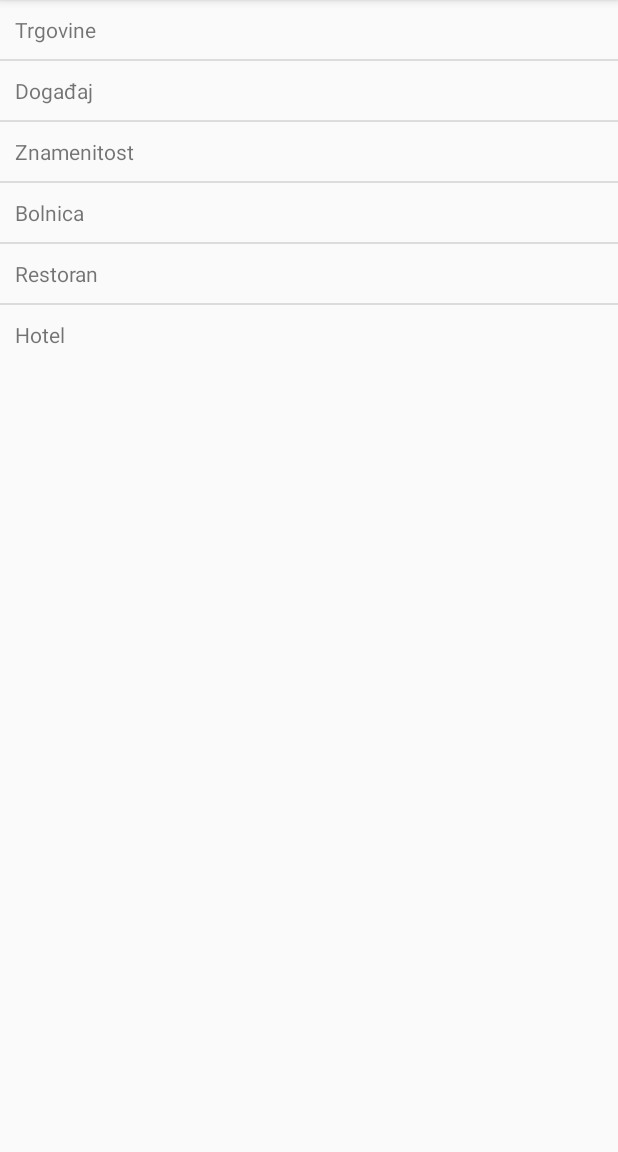
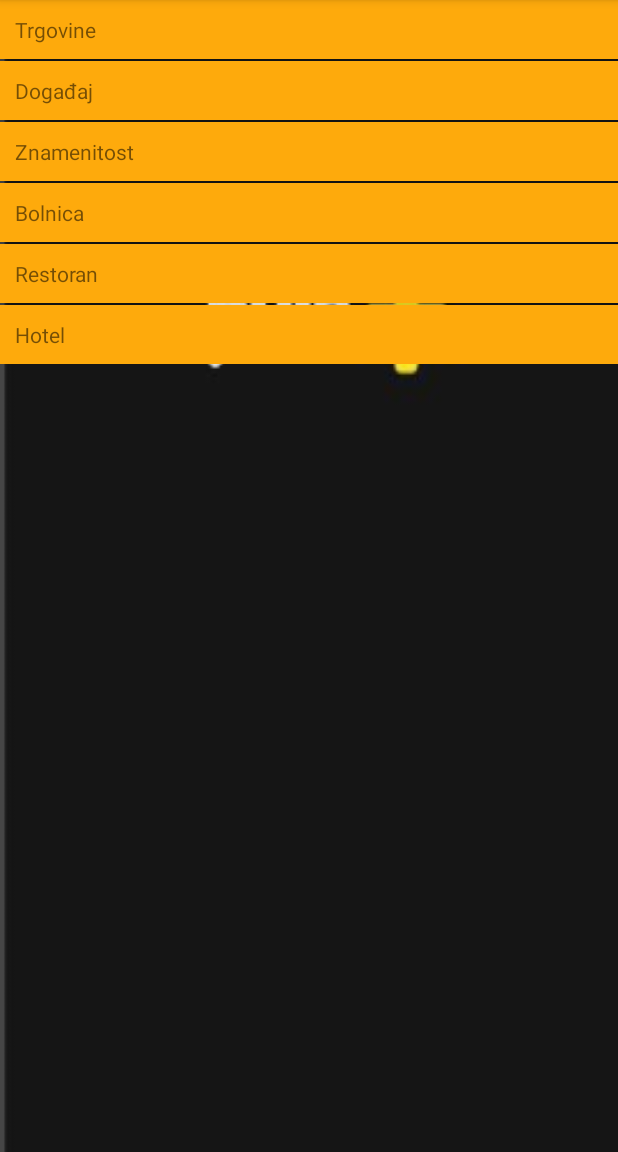
Before and after one commit to Josip1234/PulaPlusAplikacija, an Android app: the ListaActivity screen opened directly, with no data from a screen before it, on a phone screen of 412 x 824 dp, the part 84-1236 px from its top. Run offline under Robolectric (Android 15) with nearby library versions, the light colour scheme and no system bars.

Commit message:
promjenjen stil liste fragmenta dodana pozadina na list fragment pojedini dio obojan

```diff
--- a/app/src/main/res/layout/activity_lista.xml
+++ b/app/src/main/res/layout/activity_lista.xml
@@ -8,6 +8,8 @@
     android:paddingLeft="@dimen/activity_horizontal_margin"
     android:paddingRight="@dimen/activity_horizontal_margin"
     android:paddingTop="@dimen/activity_vertical_margin"
-    tools:context="com.josip.acer.pulaplusaplikacija.ListaActivity">
+    tools:context="com.josip.acer.pulaplusaplikacija.ListaActivity"
+    android:animationCache="true"
+    android:background="@mipmap/pula1">
 
 </RelativeLayout>
--- a/app/src/main/res/layout/rowlayout.xml
+++ b/app/src/main/res/layout/rowlayout.xml
@@ -1,10 +1,12 @@
 <?xml version="1.0" encoding="utf-8"?>
 <LinearLayout xmlns:android="http://schemas.android.com/apk/res/android"
+    xmlns:tools="http://schemas.android.com/tools"
     android:layout_width="match_parent"
     android:layout_height="match_parent">
     <TextView
         android:id="@+id/txtitem"
         android:layout_width="match_parent"
         android:layout_height="wrap_content"
-        android:padding="10dp" />
+        android:padding="10dp"
+        android:background="?android:attr/colorPressedHighlight" />
 </LinearLayout>
--- a/app/src/main/res/layout/simple_list_view1.xml
+++ b/app/src/main/res/layout/simple_list_view1.xml
@@ -6,7 +6,8 @@
     android:paddingLeft="@dimen/activity_horizontal_margin"
     android:paddingRight="@dimen/activity_horizontal_margin"
     android:paddingTop="@dimen/activity_vertical_margin"
-    tools:context=".TrgovineActivity" >
+    tools:context=".TrgovineActivity"
+    android:background="@mipmap/pula1">
 
     <TextView
         android:id="@+id/textView1"
--- a/app/src/main/res/values/colors.xml
+++ b/app/src/main/res/values/colors.xml
@@ -3,5 +3,5 @@
     <color name="colorPrimary">#3f51b5</color>
     <color name="colorPrimaryDark">#303F9F</color>
     <color name="colorAccent">#FF4081</color>
-    <color name="geek_green">#b53577</color>
+    <color name="geek_green">#b5a635</color>
 </resources>
```
Also changed, not shown: app/src/main/res/layout/content_main.xml (+6 -3 lines).
